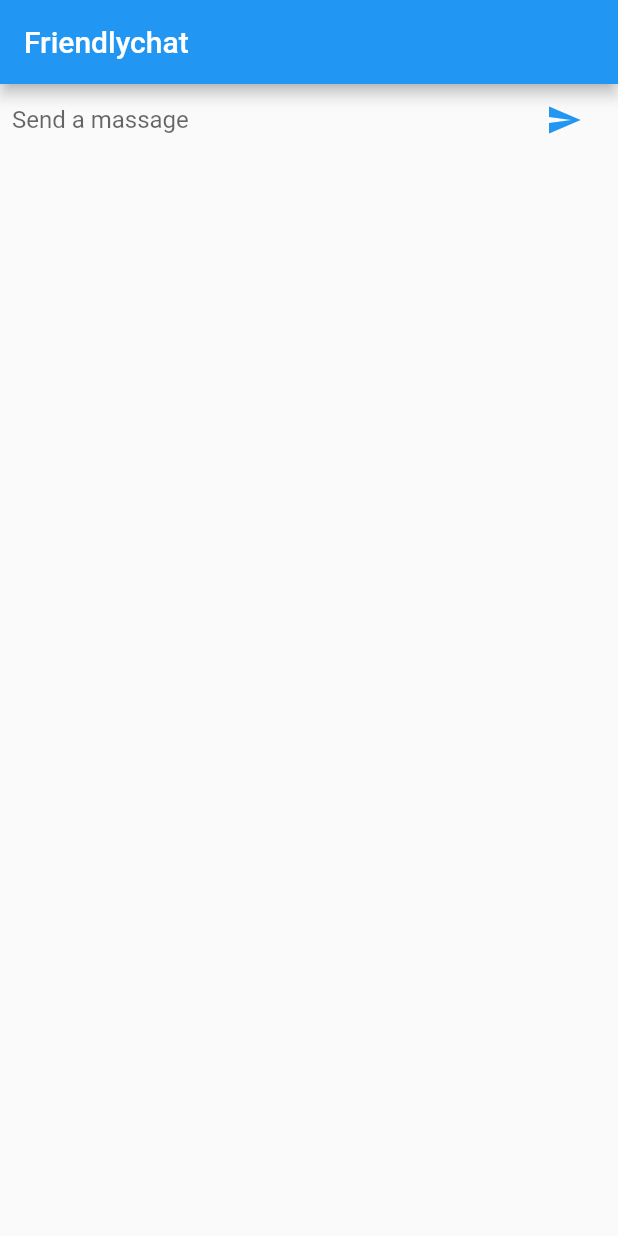
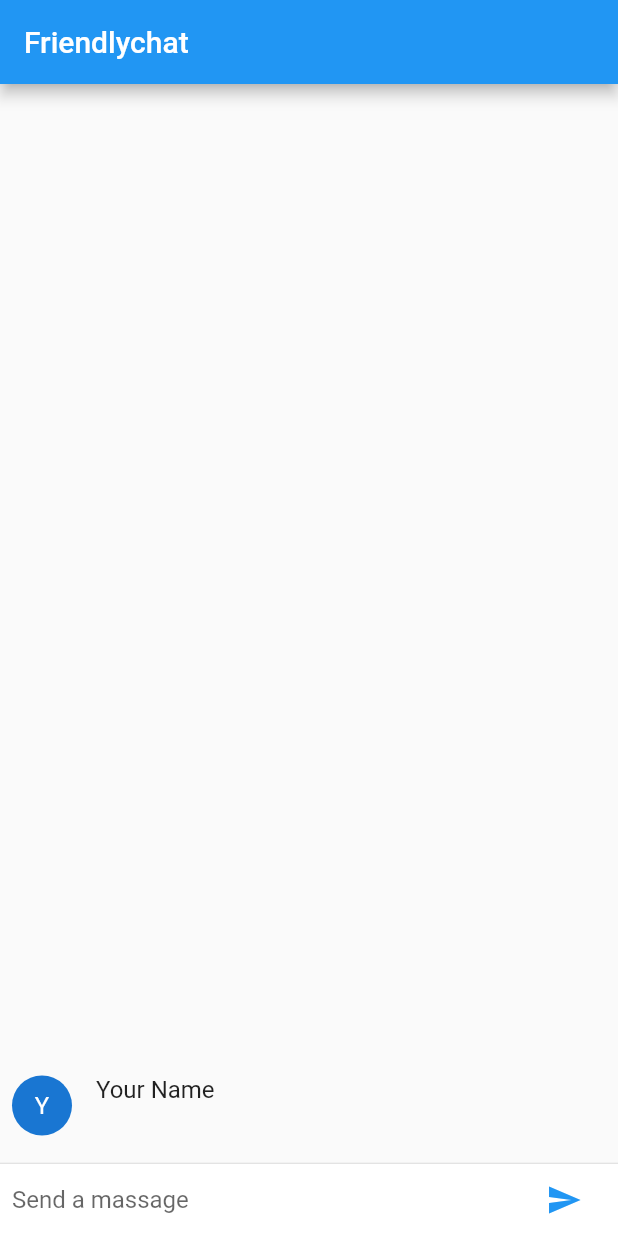
Before and after one commit to intaekimme/second_flutter_app, a Flutter app: the screen it shows after launch, after a tap on the "send" icon, on a phone screen of 412 x 824 dp. Run offline on Flutter 3.47's test engine with Material 2 defaults, Android fonts, the phone set to English and light mode, and no system bars.

```diff
--- a/lib/main.dart
+++ b/lib/main.dart
@@ -3,6 +3,8 @@ import 'package:flutter/material.dart';
 void main(){
   runApp(new FriendlychatApp());
 }
+
+const String _name = "Your Name";
 
 class FriendlychatApp extends StatelessWidget{
   @override
@@ -20,16 +22,40 @@ class ChatScreen extends StatefulWidget{
 }
 
 class ChatScreenState extends State<ChatScreen> {
+  final List<ChatMessage> _messages = <ChatMessage>[];
   final TextEditingController _textController = new TextEditingController();
 
   void _handleSubmitted(String text) {
     _textController.clear();
+      ChatMessage message = new ChatMessage(
+        text: text,
+      );
+      setState(() {
+        _messages.insert(0, message);
+      });
   }
 
   Widget build(BuildContext context) {
     return new Scaffold(
       appBar: new AppBar(title: new Text("Friendlychat")),
-      body: _buildTextComposer(),
+      body: new Column(
+        children: <Widget>[
+                  new Flexible(
+          child: new ListView.builder(
+            padding: new EdgeInsets.all(8.0),
+            reverse: true,
+            itemBuilder: (_, int index) => _messages[index],
+            itemCount: _messages.length,
+          ),
+        ),
+        new Divider(height: 1.0),
+        new Container(
+          decoration: new BoxDecoration(
+            color: Theme.of(context).cardColor),
+          child: _buildTextComposer(),
+          ),
+        ],
+      ),
     );
   }
 
@@ -59,5 +85,34 @@ class ChatScreenState extends State<ChatScreen> {
       ),
     );
   }
+}
 
+class ChatMessage extends StatelessWidget {
+  ChatMessage({this.text});
+   final String text;
+   @override
+   Widget build(BuildContext context) {
+     return new Container(
+       margin: const EdgeInsets.symmetric(vertical: 10.0),
+       child: new Row(
+         crossAxisAlignment: CrossAxisAlignment.start,
+         children: <Widget>[
+           new Container (
+             margin: const EdgeInsets.only(right: 16.0),
+             child: new CircleAvatar(child: new Text(_name[0])),
+           ),
+           new Column(
+             crossAxisAlignment: CrossAxisAlignment.start,
+             children: <Widget>[
+               new Text(_name, style: Theme.of(context).textTheme.subhead),
+               new Container(
+                 margin: const EdgeInsets.only(top: 5.0),
+                 child: new Text(text),
+               ),
+             ],
+           ),
+         ],
+       ),
+     );
+  }
 }
```
